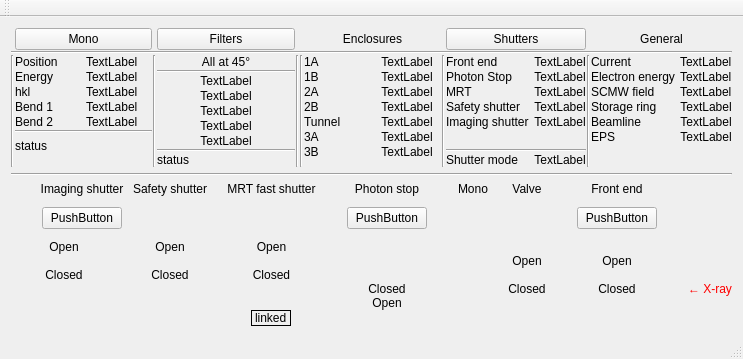
Old version of the form qimbl/qimbl.ui in the repository MatthewJCameron/imbl.
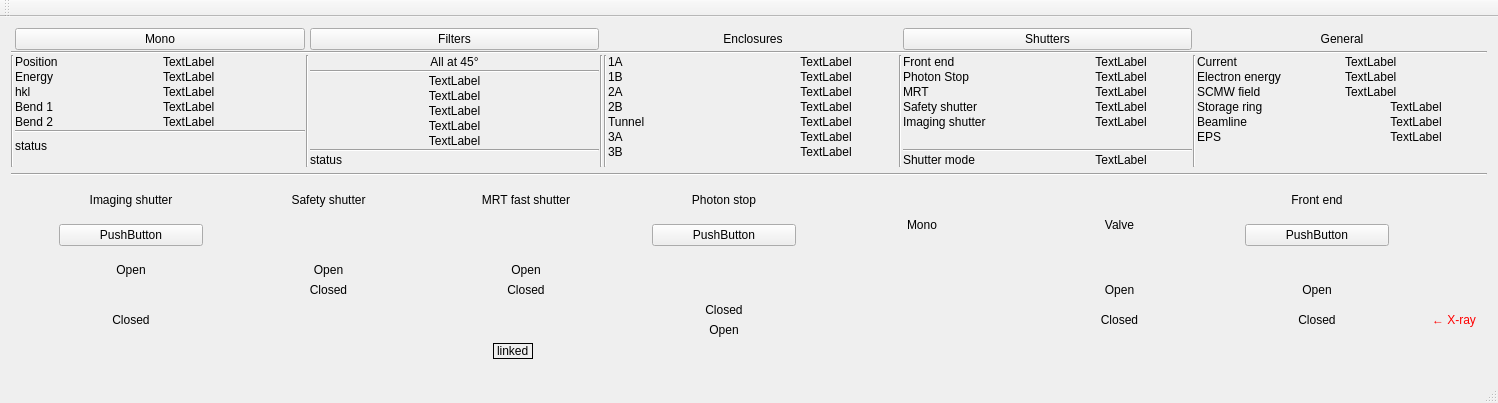
New version of the form. Icons and pictures are not drawn. Custom widgets are drawn as their Qt base class.

What changed in the file:
```diff
--- a/qimbl/qimbl.ui
+++ b/qimbl/qimbl.ui
@@ -6,8 +6,8 @@
    <rect>
     <x>0</x>
     <y>0</y>
-    <width>690</width>
-    <height>343</height>
+    <width>1498</width>
+    <height>378</height>
    </rect>
   </property>
   <property name="windowTitle">
@@ -806,68 +806,10 @@
     </item>
     <item>
      <widget class="QStackedWidget" name="control">
-      <property name="sizePolicy">
-       <sizepolicy hsizetype="Preferred" vsizetype="Preferred">
-        <horstretch>0</horstretch>
-        <verstretch>1</verstretch>
-       </sizepolicy>
-      </property>
-      <property name="currentIndex">
-       <number>0</number>
-      </property>
-      <widget class="QWidget" name="shutters">
-       <layout class="QGridLayout" name="gridLayout_4">
-        <property name="leftMargin">
-         <number>0</number>
-        </property>
-        <property name="topMargin">
-         <number>0</number>
-        </property>
-        <property name="rightMargin">
-         <number>0</number>
-        </property>
-        <property name="bottomMargin">
-         <number>0</number>
-        </property>
-        <property name="spacing">
-         <number>0</number>
-        </property>
-        <item row="3" column="0">
-         <widget class="QLabelLine" name="beam_11">
-          <property name="text">
-           <string/>
-          </property>
-         </widget>
-        </item>
-        <item row="5" column="13">
-         <widget class="QLabelLine" name="shIndFE_c">
-          <property name="text">
-           <string>Closed</string>
-          </property>
-          <property name="alignment">
-           <set>Qt::AlignCenter</set>
-          </property>
-         </widget>
-        </item>
-        <item row="3" column="8">
-         <widget class="QLabelLine" name="beam_10">
-          <property name="text">
-           <string/>
-          </property>
-         </widget>
-        </item>
-        <item row="0" column="7">
-         <widget class="QLabel" name="label_24">
-          <property name="text">
-           <string>Photon stop</string>
-          </property>
-          <property name="alignment">
-           <set>Qt::AlignCenter</set>
-          </property>
-         </widget>
-        </item>
-        <item row="4" column="1">
-         <widget class="QLabelLineTwo" name="shIndIS_c">
+      <widget class="QWidget" name="shutters" native="true">
+       <layout class="QGridLayout" name="Controls">
+        <item row="4" column="11" rowspan="2">
+         <widget class="QLabelLine" name="shIndV1A_c_2">
           <property name="text">
            <string>Closed</string>
           </property>
@@ -877,7 +819,7 @@
          </widget>
         </item>
         <item row="0" column="5">
-         <widget class="QLabel" name="label_43">
+         <widget class="QLabel" name="label_44">
           <property name="text">
            <string>MRT fast shutter</string>
           </property>
@@ -886,9 +828,102 @@
           </property>
          </widget>
         </item>
+        <item row="7" column="5">
+         <spacer name="verticalSpacer_13">
+          <property name="orientation">
+           <enum>Qt::Vertical</enum>
+          </property>
+          <property name="sizeHint" stdset="0">
+           <size>
+            <width>17</width>
+            <height>37</height>
+           </size>
+          </property>
+         </spacer>
+        </item>
+        <item row="2" column="5">
+         <widget class="QLabel" name="shIndMRT_o_2">
+          <property name="text">
+           <string>Open</string>
+          </property>
+          <property name="alignment">
+           <set>Qt::AlignCenter</set>
+          </property>
+         </widget>
+        </item>
+        <item row="3" column="5">
+         <widget class="QLabelLineTwo" name="shIndMRT_c_2">
+          <property name="text">
+           <string>Closed</string>
+          </property>
+          <property name="alignment">
+           <set>Qt::AlignCenter</set>
+          </property>
+         </widget>
+        </item>
+        <item row="3" column="11">
+         <widget class="QLabel" name="shIndV1A_o_2">
+          <property name="text">
+           <string>Open</string>
+          </property>
+          <property name="alignment">
+           <set>Qt::AlignCenter</set>
+          </property>
+         </widget>
+        </item>
+        <item row="4" column="7">
+         <widget class="QLabelLine" name="shIndPS_c_2">
+          <property name="text">
+           <string>Closed</string>
+          </property>
+          <property name="alignment">
+           <set>Qt::AlignCenter</set>
+          </property>
+         </widget>
+        </item>
+        <item row="3" column="13">
+         <widget class="QLabel" name="shIndFE_o_2">
+          <property name="text">
+           <string>Open</string>
+          </property>
+          <property name="alignment">
+           <set>Qt::AlignCenter</set>
+          </property>
+         </widget>
+        </item>
+        <item row="4" column="13" rowspan="2">
+         <widget class="QLabelLine" name="shIndFE_c_2">
+          <property name="text">
+           <string>Closed</string>
+          </property>
+          <property name="alignment">
+           <set>Qt::AlignCenter</set>
+          </property>
+         </widget>
+        </item>
+        <item row="0" column="9" rowspan="2">
+         <widget class="QLabel" name="label_32">
+          <property name="text">
+           <string>Mono</string>
+          </property>
+          <property name="alignment">
+           <set>Qt::AlignCenter</set>
+          </property>
+         </widget>
+        </item>
+        <item row="3" column="3">
+         <widget class="QLabelLineTwo" name="shIndSS_c_2">
+          <property name="text">
+           <string>Closed</string>
+          </property>
+          <property name="alignment">
+           <set>Qt::AlignCenter</set>
+          </property>
+         </widget>
+        </item>
         <item row="1" column="13">
-         <widget class="QWidget" name="verticalWidget_2" native="true">
-          <layout class="QVBoxLayout" name="verticalLayout_6">
+         <widget class="QWidget" name="verticalWidget_3" native="true">
+          <layout class="QVBoxLayout" name="verticalLayout_10">
            <item>
             <spacer name="verticalSpacer_10">
              <property name="orientation">
@@ -912,21 +947,8 @@
           </layout>
          </widget>
         </item>
-        <item row="1" column="5">
-         <widget class="MrtShutterGui" name="shmrt" native="true"/>
-        </item>
-        <item row="0" column="9">
-         <widget class="QLabel" name="label_25">
-          <property name="text">
-           <string>Mono</string>
-          </property>
-          <property name="alignment">
-           <set>Qt::AlignCenter</set>
-          </property>
-         </widget>
-        </item>
-        <item row="5" column="2">
-         <widget class="QLabelLine" name="beam_6">
+        <item row="4" column="4" rowspan="2">
+         <widget class="QLabelLine" name="beam_24">
           <property name="sizePolicy">
            <sizepolicy hsizetype="Fixed" vsizetype="Preferred">
             <horstretch>0</horstretch>
@@ -944,8 +966,22 @@
           </property>
          </widget>
         </item>
-        <item row="5" column="8">
-         <widget class="QLabelLine" name="beam_3">
+        <item row="3" column="4">
+         <widget class="QLabelLine" name="beam_19">
+          <property name="text">
+           <string/>
+          </property>
+         </widget>
+        </item>
+        <item row="3" column="7">
+         <widget class="QLabelLine" name="beam_7">
+          <property name="text">
+           <string/>
+          </property>
+         </widget>
+        </item>
+        <item row="4" column="8" rowspan="2">
+         <widget class="QLabelLine" name="beam_26">
           <property name="sizePolicy">
            <sizepolicy hsizetype="Fixed" vsizetype="Preferred">
             <horstretch>0</horstretch>
@@ -963,8 +999,8 @@
           </property>
          </widget>
         </item>
-        <item row="5" column="0">
-         <widget class="QLabelLine" name="beam_8">
+        <item row="4" column="10" rowspan="2">
+         <widget class="QLabelLine" name="beam_27">
           <property name="sizePolicy">
            <sizepolicy hsizetype="Fixed" vsizetype="Preferred">
             <horstretch>0</horstretch>
@@ -977,30 +1013,20 @@
             <height>0</height>
            </size>
           </property>
-          <property name="alignment">
-           <set>Qt::AlignCenter</set>
-          </property>
-         </widget>
-        </item>
-        <item row="2" column="3">
-         <widget class="QLabel" name="shIndSS_o">
           <property name="text">
-           <string>Open</string>
+           <string/>
           </property>
-          <property name="alignment">
-           <set>Qt::AlignCenter</set>
-          </property>
          </widget>
         </item>
-        <item row="3" column="2">
-         <widget class="QLabelLine" name="beam_13">
+        <item row="3" column="6">
+         <widget class="QLabelLine" name="beam_20">
           <property name="text">
            <string/>
           </property>
          </widget>
         </item>
-        <item row="0" column="11">
-         <widget class="QLabel" name="label_27">
+        <item row="0" column="11" rowspan="2">
+         <widget class="QLabel" name="label_33">
           <property name="text">
            <string>Valve</string>
           </property>
@@ -1010,7 +1036,7 @@
          </widget>
         </item>
         <item row="2" column="1">
-         <widget class="QLabel" name="shIndIS_o">
+         <widget class="QLabel" name="shIndIS_o_2">
           <property name="text">
            <string>Open</string>
           </property>
@@ -1019,8 +1045,8 @@
           </property>
          </widget>
         </item>
-        <item row="5" column="11">
-         <widget class="QLabelLine" name="shIndV1A_c">
+        <item row="4" column="1" rowspan="2">
+         <widget class="QLabelLineTwo" name="shIndIS_c_2">
           <property name="text">
            <string>Closed</string>
           </property>
@@ -1029,16 +1055,278 @@
           </property>
          </widget>
         </item>
-        <item row="3" column="4">
-         <widget class="QLabelLine" name="beam_14">
+        <item row="0" column="13">
+         <widget class="QLabel" name="label_14">
           <property name="text">
+           <string>Front end</string>
+          </property>
+          <property name="alignment">
+           <set>Qt::AlignCenter</set>
+          </property>
+         </widget>
+        </item>
+        <item row="4" column="0" rowspan="2">
+         <widget class="QLabelLine" name="beam_22">
+          <property name="sizePolicy">
+           <sizepolicy hsizetype="Fixed" vsizetype="Preferred">
+            <horstretch>0</horstretch>
+            <verstretch>0</verstretch>
+           </sizepolicy>
+          </property>
+          <property name="minimumSize">
+           <size>
+            <width>20</width>
+            <height>0</height>
+           </size>
+          </property>
+          <property name="alignment">
+           <set>Qt::AlignCenter</set>
+          </property>
+         </widget>
+        </item>
+        <item row="2" column="3">
+         <widget class="QLabel" name="shIndSS_o_2">
+          <property name="text">
+           <string>Open</string>
+          </property>
+          <property name="alignment">
+           <set>Qt::AlignCenter</set>
+          </property>
+         </widget>
+        </item>
+        <item row="4" column="6" rowspan="2">
+         <widget class="QLabelLine" name="beam_25">
+          <property name="sizePolicy">
+           <sizepolicy hsizetype="Fixed" vsizetype="Preferred">
+            <horstretch>0</horstretch>
+            <verstretch>0</verstretch>
+           </sizepolicy>
+          </property>
+          <property name="minimumSize">
+           <size>
+            <width>20</width>
+            <height>0</height>
+           </size>
+          </property>
+          <property name="alignment">
+           <set>Qt::AlignCenter</set>
+          </property>
+         </widget>
+        </item>
+        <item row="3" column="1">
+         <widget class="QLabelLine" name="beam_17">
+          <property name="text">
            <string/>
           </property>
          </widget>
         </item>
-        <item row="7" column="4" colspan="3">
-         <widget class="LinkedMiddle" name="linked" native="true">
-          <layout class="QHBoxLayout" name="horizontalLayout">
+        <item row="1" column="5">
+         <widget class="MrtShutterGui" name="shmrt_2" native="true"/>
+        </item>
+        <item row="4" column="14" rowspan="2">
+         <widget class="QLabelLine" name="beam_29">
+          <property name="sizePolicy">
+           <sizepolicy hsizetype="Fixed" vsizetype="Preferred">
+            <horstretch>0</horstretch>
+            <verstretch>0</verstretch>
+           </sizepolicy>
+          </property>
+          <property name="minimumSize">
+           <size>
+            <width>20</width>
+            <height>0</height>
+           </size>
+          </property>
+          <property name="alignment">
+           <set>Qt::AlignCenter</set>
+          </property>
+         </widget>
+        </item>
+        <item row="1" column="7">
+         <layout class="QHBoxLayout" name="psShutterControlPlacer_2">
+          <property name="spacing">
+           <number>0</number>
+          </property>
+          <property name="leftMargin">
+           <number>0</number>
+          </property>
+          <property name="topMargin">
+           <number>0</number>
+          </property>
+          <property name="rightMargin">
+           <number>0</number>
+          </property>
+          <property name="bottomMargin">
+           <number>0</number>
+          </property>
+          <item>
+           <widget class="QWidget" name="sh1AControlWidget_2" native="true">
+            <layout class="QVBoxLayout" name="verticalLayout_9">
+             <item>
+              <spacer name="verticalSpacer_11">
+               <property name="orientation">
+                <enum>Qt::Vertical</enum>
+               </property>
+               <property name="sizeHint" stdset="0">
+                <size>
+                 <width>20</width>
+                 <height>40</height>
+                </size>
+               </property>
+              </spacer>
+             </item>
+             <item>
+              <widget class="QPushButton" name="sh1AControl_2">
+               <property name="text">
+                <string>PushButton</string>
+               </property>
+              </widget>
+             </item>
+            </layout>
+           </widget>
+          </item>
+         </layout>
+        </item>
+        <item row="6" column="7">
+         <widget class="LinkedRight" name="linkedRight_2" native="true"/>
+        </item>
+        <item row="0" column="1">
+         <widget class="QLabel" name="label_9">
+          <property name="text">
+           <string>Imaging shutter</string>
+          </property>
+          <property name="alignment">
+           <set>Qt::AlignCenter</set>
+          </property>
+         </widget>
+        </item>
+        <item row="0" column="7">
+         <widget class="QLabel" name="label_26">
+          <property name="text">
+           <string>Photon stop</string>
+          </property>
+          <property name="alignment">
+           <set>Qt::AlignCenter</set>
+          </property>
+         </widget>
+        </item>
+        <item row="3" column="9">
+         <widget class="QLabelLineMono" name="beam_mono_2">
+          <property name="enabled">
+           <bool>true</bool>
+          </property>
+          <property name="text">
+           <string/>
+          </property>
+         </widget>
+        </item>
+        <item row="3" column="8">
+         <widget class="QLabelLine" name="beam_21">
+          <property name="text">
+           <string/>
+          </property>
+         </widget>
+        </item>
+        <item row="4" column="12" rowspan="2">
+         <widget class="QLabelLine" name="beam_28">
+          <property name="sizePolicy">
+           <sizepolicy hsizetype="Fixed" vsizetype="Preferred">
+            <horstretch>0</horstretch>
+            <verstretch>0</verstretch>
+           </sizepolicy>
+          </property>
+          <property name="minimumSize">
+           <size>
+            <width>20</width>
+            <height>0</height>
+           </size>
+          </property>
+          <property name="alignment">
+           <set>Qt::AlignCenter</set>
+          </property>
+         </widget>
+        </item>
+        <item row="1" column="1">
+         <layout class="QHBoxLayout" name="isShutterControlPlacer_2">
+          <property name="spacing">
+           <number>0</number>
+          </property>
+          <item>
+           <widget class="QWidget" name="shISControlWidget_2" native="true">
+            <layout class="QVBoxLayout" name="verticalLayout_8">
+             <item>
+              <spacer name="verticalSpacer_7">
+               <property name="orientation">
+                <enum>Qt::Vertical</enum>
+               </property>
+               <property name="sizeHint" stdset="0">
+                <size>
+                 <width>20</width>
+                 <height>40</height>
+                </size>
+               </property>
+              </spacer>
+             </item>
+             <item>
+              <widget class="QPushButton" name="shISControl_2">
+               <property name="text">
+                <string>PushButton</string>
+               </property>
+              </widget>
+             </item>
+            </layout>
+           </widget>
+          </item>
+         </layout>
+        </item>
+        <item row="4" column="15" rowspan="2">
+         <widget class="QLabel" name="label_15">
+          <property name="sizePolicy">
+           <sizepolicy hsizetype="Fixed" vsizetype="Preferred">
+            <horstretch>0</horstretch>
+            <verstretch>0</verstretch>
+           </sizepolicy>
+          </property>
+          <property name="styleSheet">
+           <string notr="true">color: rgb(255, 0, 0);</string>
+          </property>
+          <property name="text">
+           <string>← X-ray</string>
+          </property>
+         </widget>
+        </item>
+        <item row="1" column="3">
+         <layout class="QHBoxLayout" name="ssShutterControlPlacer_2">
+          <property name="spacing">
+           <number>0</number>
+          </property>
+          <property name="leftMargin">
+           <number>0</number>
+          </property>
+          <property name="topMargin">
+           <number>0</number>
+          </property>
+          <property name="rightMargin">
+           <number>0</number>
+          </property>
+          <property name="bottomMargin">
+           <number>0</number>
+          </property>
+         </layout>
+        </item>
+        <item row="5" column="7">
+         <widget class="QLabel" name="shIndPS_o_2">
+          <property name="text">
+           <string>Open</string>
+          </property>
+          <property name="alignment">
+           <set>Qt::AlignCenter</set>
+          </property>
+         </widget>
+        </item>
+        <item row="6" column="4" colspan="2">
+         <widget class="LinkedMiddle" name="linked_2" native="true">
+          <layout class="QHBoxLayout" name="horizontalLayout_2">
            <property name="spacing">
             <number>0</number>
            </property>
@@ -1055,7 +1343,7 @@
             <number>0</number>
            </property>
            <item>
-            <widget class="QLabel" name="label_12">
+            <widget class="QLabel" name="label_16">
              <property name="sizePolicy">
               <sizepolicy hsizetype="Fixed" vsizetype="Preferred">
                <horstretch>0</horstretch>
@@ -1076,20 +1364,19 @@
           </layout>
          </widget>
         </item>
-        <item row="3" column="3" rowspan="3">
-         <widget class="QLabelLineTwo" name="shIndSS_c">
-          <property name="text">
-           <string>Closed</string>
+        <item row="4" column="2" rowspan="2">
+         <widget class="QLabelLine" name="beam_23">
+          <property name="sizePolicy">
+           <sizepolicy hsizetype="Fixed" vsizetype="Preferred">
+            <horstretch>0</horstretch>
+            <verstretch>0</verstretch>
+           </sizepolicy>
           </property>
-          <property name="alignment">
-           <set>Qt::AlignCenter</set>
-          </property>
-         </widget>
-        </item>
-        <item row="5" column="7">
-         <widget class="QLabelLine" name="shIndPS_c">
-          <property name="text">
-           <string>Closed</string>
+          <property name="minimumSize">
+           <size>
+            <width>20</width>
+            <height>0</height>
+           </size>
           </property>
           <property name="alignment">
            <set>Qt::AlignCenter</set>
@@ -1097,7 +1384,7 @@
          </widget>
         </item>
         <item row="0" column="3">
-         <widget class="QLabel" name="label_47">
+         <widget class="QLabel" name="label_48">
           <property name="text">
            <string>Safety shutter</string>
           </property>
@@ -1106,347 +1393,6 @@
           </property>
          </widget>
         </item>
-        <item row="5" column="15">
-         <widget class="QLabelLine" name="beam_1">
-          <property name="sizePolicy">
-           <sizepolicy hsizetype="Fixed" vsizetype="Preferred">
-            <horstretch>0</horstretch>
-            <verstretch>0</verstretch>
-           </sizepolicy>
-          </property>
-          <property name="minimumSize">
-           <size>
-            <width>20</width>
-            <height>0</height>
-           </size>
-          </property>
-          <property name="alignment">
-           <set>Qt::AlignCenter</set>
-          </property>
-         </widget>
-        </item>
-        <item row="3" column="6">
-         <widget class="QLabelLine" name="beam_9">
-          <property name="text">
-           <string/>
-          </property>
-         </widget>
-        </item>
-        <item row="8" column="5">
-         <spacer name="verticalSpacer_8">
-          <property name="orientation">
-           <enum>Qt::Vertical</enum>
-          </property>
-          <property name="sizeHint" stdset="0">
-           <size>
-            <width>20</width>
-            <height>40</height>
-           </size>
-          </property>
-         </spacer>
-        </item>
-        <item row="5" column="6">
-         <widget class="QLabelLine" name="beam_4">
-          <property name="sizePolicy">
-           <sizepolicy hsizetype="Fixed" vsizetype="Preferred">
-            <horstretch>0</horstretch>
-            <verstretch>0</verstretch>
-           </sizepolicy>
-          </property>
-          <property name="minimumSize">
-           <size>
-            <width>20</width>
-            <height>0</height>
-           </size>
-          </property>
-          <property name="alignment">
-           <set>Qt::AlignCenter</set>
-          </property>
-         </widget>
-        </item>
-        <item row="3" column="9" rowspan="3">
-         <widget class="QLabelLineMono" name="beam_mono">
-          <property name="text">
-           <string/>
-          </property>
-         </widget>
-        </item>
-        <item row="5" column="12">
-         <widget class="QLabelLine" name="beam_2">
-          <property name="sizePolicy">
-           <sizepolicy hsizetype="Fixed" vsizetype="Preferred">
-            <horstretch>0</horstretch>
-            <verstretch>0</verstretch>
-           </sizepolicy>
-          </property>
-          <property name="minimumSize">
-           <size>
-            <width>20</width>
-            <height>0</height>
-           </size>
-          </property>
-          <property name="alignment">
-           <set>Qt::AlignCenter</set>
-          </property>
-         </widget>
-        </item>
-        <item row="0" column="1" colspan="2">
-         <widget class="QLabel" name="label_8">
-          <property name="text">
-           <string>Imaging shutter</string>
-          </property>
-          <property name="alignment">
-           <set>Qt::AlignCenter</set>
-          </property>
-         </widget>
-        </item>
-        <item row="3" column="1">
-         <widget class="QLabelLine" name="beam_12">
-          <property name="text">
-           <string/>
-          </property>
-         </widget>
-        </item>
-        <item row="3" column="7">
-         <widget class="QLabelLine" name="beam">
-          <property name="text">
-           <string/>
-          </property>
-         </widget>
-        </item>
-        <item row="5" column="10">
-         <widget class="QLabelLine" name="beam_15">
-          <property name="sizePolicy">
-           <sizepolicy hsizetype="Fixed" vsizetype="Preferred">
-            <horstretch>0</horstretch>
-            <verstretch>0</verstretch>
-           </sizepolicy>
-          </property>
-          <property name="minimumSize">
-           <size>
-            <width>20</width>
-            <height>0</height>
-           </size>
-          </property>
-          <property name="text">
-           <string/>
-          </property>
-         </widget>
-        </item>
-        <item row="7" column="7">
-         <widget class="LinkedRight" name="linkedRight" native="true"/>
-        </item>
-        <item row="1" column="3">
-         <layout class="QHBoxLayout" name="ssShutterControlPlacer">
-          <property name="spacing">
-           <number>0</number>
-          </property>
-          <property name="leftMargin">
-           <number>0</number>
-          </property>
-          <property name="topMargin">
-           <number>0</number>
-          </property>
-          <property name="rightMargin">
-           <number>0</number>
-          </property>
-          <property name="bottomMargin">
-           <number>0</number>
-          </property>
-         </layout>
-        </item>
-        <item row="1" column="7">
-         <layout class="QHBoxLayout" name="psShutterControlPlacer">
-          <property name="spacing">
-           <number>0</number>
-          </property>
-          <property name="leftMargin">
-           <number>0</number>
-          </property>
-          <property name="topMargin">
-           <number>0</number>
-          </property>
-          <property name="rightMargin">
-           <number>0</number>
-          </property>
-          <property name="bottomMargin">
-           <number>0</number>
-          </property>
-          <item>
-           <widget class="QWidget" name="sh1AControlWidget" native="true">
-            <layout class="QVBoxLayout" name="verticalLayout_5">
-             <item>
-              <spacer name="verticalSpacer_9">
-               <property name="orientation">
-                <enum>Qt::Vertical</enum>
-               </property>
-               <property name="sizeHint" stdset="0">
-                <size>
-                 <width>20</width>
-                 <height>40</height>
-                </size>
-               </property>
-              </spacer>
-             </item>
-             <item>
-              <widget class="QPushButton" name="sh1AControl">
-               <property name="text">
-                <string>PushButton</string>
-               </property>
-              </widget>
-             </item>
-            </layout>
-           </widget>
-          </item>
-         </layout>
-        </item>
-        <item row="3" column="11">
-         <widget class="QLabel" name="shIndV1A_o">
-          <property name="text">
-           <string>Open</string>
-          </property>
-          <property name="alignment">
-           <set>Qt::AlignCenter</set>
-          </property>
-         </widget>
-        </item>
-        <item row="3" column="13">
-         <widget class="QLabel" name="shIndFE_o">
-          <property name="text">
-           <string>Open</string>
-          </property>
-          <property name="alignment">
-           <set>Qt::AlignCenter</set>
-          </property>
-         </widget>
-        </item>
-        <item row="5" column="1">
-         <widget class="QLabelLine" name="beam_7">
-          <property name="sizePolicy">
-           <sizepolicy hsizetype="Fixed" vsizetype="Preferred">
-            <horstretch>0</horstretch>
-            <verstretch>0</verstretch>
-           </sizepolicy>
-          </property>
-          <property name="minimumSize">
-           <size>
-            <width>20</width>
-            <height>0</height>
-           </size>
-          </property>
-          <property name="alignment">
-           <set>Qt::AlignCenter</set>
-          </property>
-         </widget>
-        </item>
-        <item row="5" column="16">
-         <widget class="QLabel" name="label_13">
-          <property name="sizePolicy">
-           <sizepolicy hsizetype="Fixed" vsizetype="Preferred">
-            <horstretch>0</horstretch>
-            <verstretch>0</verstretch>
-           </sizepolicy>
-          </property>
-          <property name="styleSheet">
-           <string notr="true">color: rgb(255, 0, 0);</string>
-          </property>
-          <property name="text">
-           <string>← X-ray</string>
-          </property>
-         </widget>
-        </item>
-        <item row="5" column="4">
-         <widget class="QLabelLine" name="beam_5">
-          <property name="sizePolicy">
-           <sizepolicy hsizetype="Fixed" vsizetype="Preferred">
-            <horstretch>0</horstretch>
-            <verstretch>0</verstretch>
-           </sizepolicy>
-          </property>
-          <property name="minimumSize">
-           <size>
-            <width>20</width>
-            <height>0</height>
-           </size>
-          </property>
-          <property name="alignment">
-           <set>Qt::AlignCenter</set>
-          </property>
-         </widget>
-        </item>
-        <item row="2" column="5">
-         <widget class="QLabel" name="shIndMRT_o">
-          <property name="text">
-           <string>Open</string>
-          </property>
-          <property name="alignment">
-           <set>Qt::AlignCenter</set>
-          </property>
-         </widget>
-        </item>
-        <item row="0" column="13">
-         <widget class="QLabel" name="label_11">
-          <property name="text">
-           <string>Front end</string>
-          </property>
-          <property name="alignment">
-           <set>Qt::AlignCenter</set>
-          </property>
-         </widget>
-        </item>
-        <item row="7" column="3">
-         <widget class="LinkedLeft" name="linkedLeft" native="true"/>
-        </item>
-        <item row="3" column="5" rowspan="3">
-         <widget class="QLabelLineTwo" name="shIndMRT_c">
-          <property name="text">
-           <string>Closed</string>
-          </property>
-          <property name="alignment">
-           <set>Qt::AlignCenter</set>
-          </property>
-         </widget>
-        </item>
-        <item row="6" column="7">
-         <widget class="QLabel" name="shIndPS_o">
-          <property name="text">
-           <string>Open</string>
-          </property>
-          <property name="alignment">
-           <set>Qt::AlignCenter</set>
-          </property>
-         </widget>
-        </item>
-        <item row="1" column="1" colspan="2">
-         <layout class="QHBoxLayout" name="isShutterControlPlacer">
-          <item>
-           <widget class="QWidget" name="shISControlWidget" native="true">
-            <layout class="QVBoxLayout" name="verticalLayout_7">
-             <item>
-              <spacer name="verticalSpacer_4">
-               <property name="orientation">
-                <enum>Qt::Vertical</enum>
-               </property>
-               <property name="sizeHint" stdset="0">
-                <size>
-                 <width>20</width>
-                 <height>3</height>
-                </size>
-               </property>
-              </spacer>
-             </item>
-             <item>
-              <widget class="QPushButton" name="shISControl">
-               <property name="text">
-                <string>PushButton</string>
-               </property>
-              </widget>
-             </item>
-            </layout>
-           </widget>
-          </item>
-         </layout>
-        </item>
        </layout>
       </widget>
      </widget>
```
Left out of the diff: 21 changed lines with no effect on the pictures.
